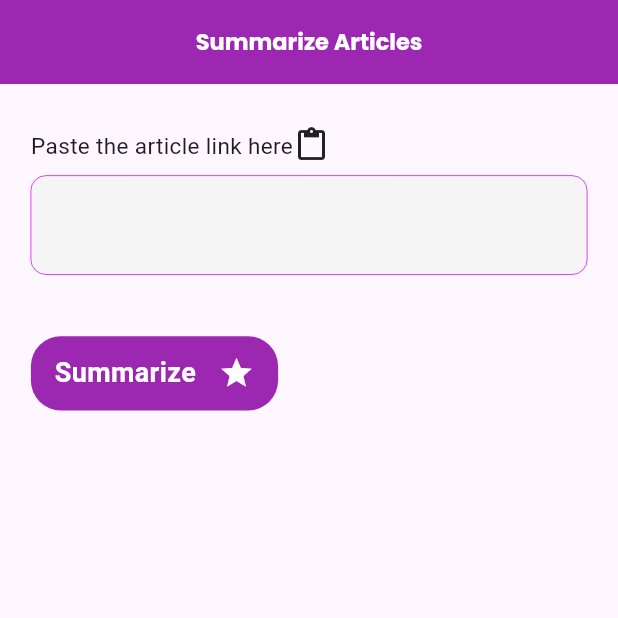
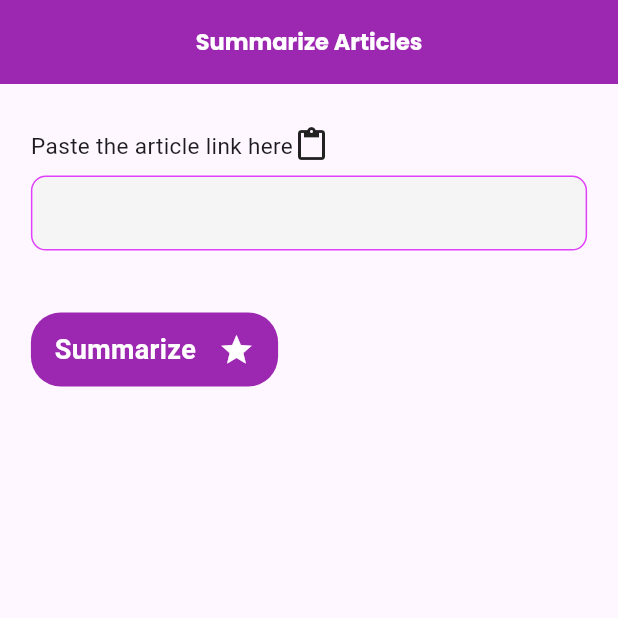
Before and after one commit to ThatLinuxGuyYouKnow/summarize.ai, a Flutter app: the screen it shows after launch, on a phone screen of 412 x 824 dp, the top half of it. Run offline on Flutter 3.47's test engine with Material 3 defaults, Android fonts, the light colour scheme and no system bars; our stand-ins replace flutter_dotenv, google_fonts; Roboto replaces fonts that are missing (Ubuntu).

Commit message:
width chained to screenWidth

```diff
--- a/lib/Reusbale Components/resuableTextField.dart
+++ b/lib/Reusbale Components/resuableTextField.dart
@@ -12,7 +12,8 @@ class ReusableTextField extends StatelessWidget {
   final Color? borderColor;
   final Function(String)? onChanged;
 
-  ReusableTextField({
+  const ReusableTextField({
+    Key? key,
     this.controller,
     this.hintText = '',
     this.keyboardType = TextInputType.text,
@@ -22,36 +23,38 @@ class ReusableTextField extends StatelessWidget {
     this.borderWidth,
     this.borderColor,
     this.onChanged,
-  });
+  }) : super(key: key);
 
   @override
   Widget build(BuildContext context) {
     double screenWidth = MediaQuery.of(context).size.width;
-    double screenHeight = MediaQuery.of(context).size.height;
-    double width = screenWidth * .9;
-    if (screenWidth >= 900) {}
+    double containerWidth = screenWidth * 0.9;
+
+    if (screenWidth >= 900) {
+      containerWidth = screenWidth * 0.3;
+    }
+
     return Container(
-      height: screenHeight * 0.08,
-      width: screenWidth * 0.9,
+      height: 50, // Fixed height for the input field
+      width: containerWidth, // Use the calculated width here
       padding: EdgeInsets.symmetric(horizontal: 10.0),
       decoration: BoxDecoration(
         border: Border.all(
-            width: borderWidth ?? 0, color: borderColor ?? Colors.transparent),
+          width: borderWidth ?? 1.0,
+          color: borderColor ?? Colors.grey,
+        ),
         color: Color.fromARGB(255, 245, 245, 245),
         borderRadius: BorderRadius.circular(10.0),
       ),
-      child: Column(
-        mainAxisAlignment: MainAxisAlignment.start,
+      child: Row(
         children: [
-          Row(
-            children: [
-              prefixIcon ?? SizedBox.shrink(),
+          if (prefixIcon != null) prefixIcon!,
           Expanded(
             child: TextField(
-                  controller: controller ?? null,
+              controller: controller,
               keyboardType: keyboardType,
               obscureText: obscureText,
-                  onChanged: onChanged, // And this line
+              onChanged: onChanged,
               decoration: InputDecoration(
                 hintText: hintText,
                 border: InputBorder.none,
@@ -61,8 +64,6 @@ class ReusableTextField extends StatelessWidget {
           ),
         ],
       ),
-        ],
-      ),
     );
   }
 }
```
Lines whose indentation alone changed are shown as unchanged.
